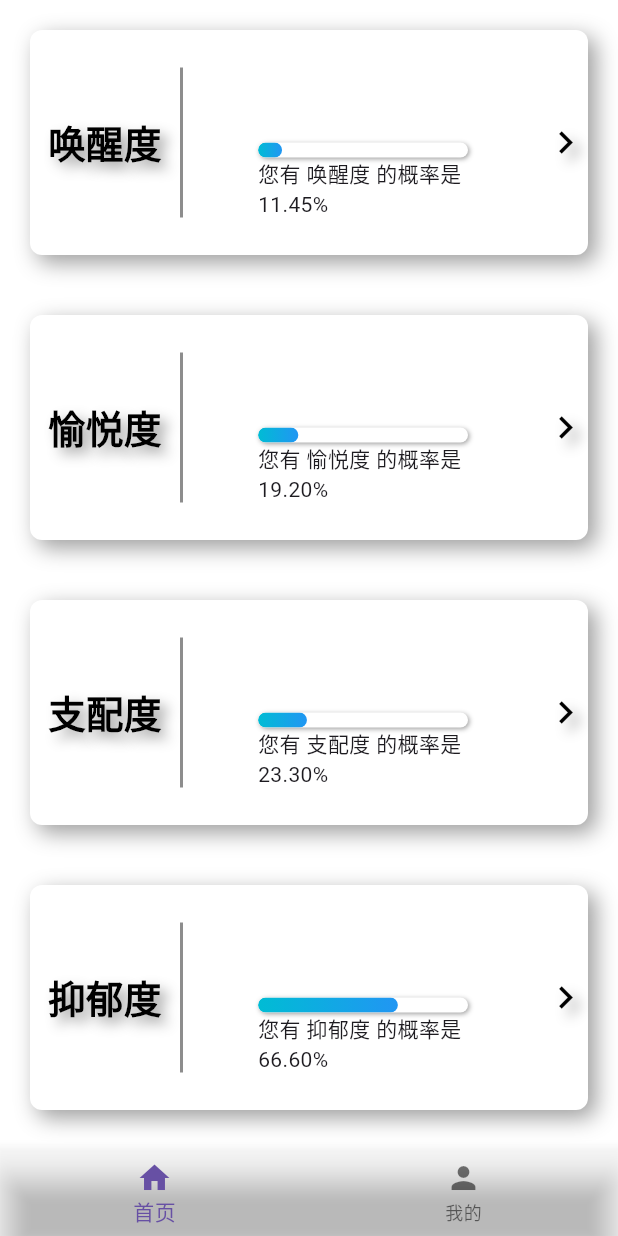
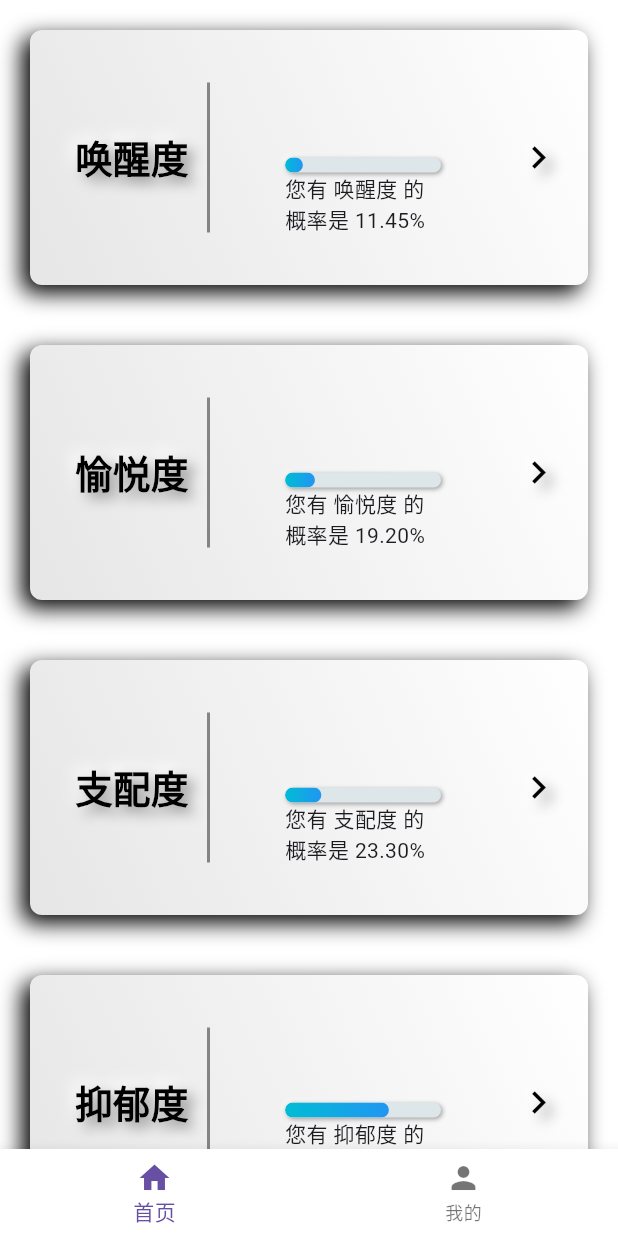
Before and after one commit to 1wpc/NH_client, a Flutter app: the screen it shows after launch, on a phone screen of 412 x 824 dp. Run offline on Flutter 3.47's test engine with Material 3 defaults, Android fonts, the light colour scheme and no system bars; drawn by our look-alikes of flutter_neumorphic; our stand-ins replace fl_chart, get.

Commit message:
add next page

```diff
--- a/lib/home.dart
+++ b/lib/home.dart
@@ -29,7 +29,7 @@ class HomeState extends State<Home> {
       builder: (controller) {
         return Scaffold(
           bottomNavigationBar: BottomNavigationBar(
-            backgroundColor: Colors.transparent,
+            backgroundColor: Color.fromARGB(255, 255, 255, 255),
             items: bnItems,
             currentIndex: controller.homeIndex,
             type: BottomNavigationBarType.fixed,
--- a/lib/home_page.dart
+++ b/lib/home_page.dart
@@ -1,6 +1,7 @@
 import 'package:fl_chart/fl_chart.dart';
 import 'package:flutter_neumorphic/flutter_neumorphic.dart';
 import 'package:get/get.dart';
+import 'package:nh_client/content.dart';
 import 'package:nh_client/controller.dart';
 
 class HomePage extends StatefulWidget {
@@ -45,7 +46,17 @@ class _HomePageState extends State<HomePage> {
 
   Widget itemCard(String name, double percent) {
     String percentH = (percent * 100).toStringAsFixed(2);
-    return Neumorphic(
+    return NeumorphicButton(
+      onPressed: () {
+        Get.to(() => Content());
+      },
+      style: const NeumorphicStyle(
+        color: Colors.white,
+        depth: 10,
+        shape: NeumorphicShape.convex,
+        lightSource: LightSource.topRight,
+        intensity: 3,
+      ),
       margin: const EdgeInsets.all(20),
       child: SizedBox(
           height: 150,
@@ -127,8 +138,9 @@ class _HomePageState extends State<HomePage> {
       init: Get.put(Controller()),
       builder: (controller) {
         return Scaffold(
-            body: ListView(
-          children: [
+          backgroundColor: Colors.white,
+          body: ListView(
+           children: [
             itemCard("唤醒度", 0.114514),
             itemCard("愉悦度", 0.1919810),
             itemCard("支配度", 0.233),
--- a/lib/main.dart
+++ b/lib/main.dart
@@ -1,5 +1,6 @@
 import 'package:flutter/material.dart';
 import 'package:flutter_neumorphic/flutter_neumorphic.dart';
+import 'package:get/get.dart';
 import 'package:nh_client/home.dart';
 
 void main() {
@@ -12,19 +13,27 @@
   // This widget is the root of your application.
   @override
   Widget build(BuildContext context) {
-    return NeumorphicApp(
+    // return NeumorphicApp(
+    //   debugShowCheckedModeBanner: false,
+    //   title: 'Neumorphic App',
+    //   themeMode: ThemeMode.light,
+    //   theme: NeumorphicThemeData(
+    //     baseColor: Color(0xFFFFFFFF),
+    //     lightSource: LightSource.topLeft,
+    //     depth: 10,
+    //   ),
+    //   darkTheme: NeumorphicThemeData(
+    //     baseColor: Color(0xFF3E3E3E),
+    //     lightSource: LightSource.topLeft,
+    //     depth: 6,
+    //   ),
+    //   home: Home(),
+    // );
+    return GetMaterialApp(
       debugShowCheckedModeBanner: false,
       title: 'Neumorphic App',
-      themeMode: ThemeMode.light,
-      theme: NeumorphicThemeData(
-        baseColor: Color(0xFFFFFFFF),
-        lightSource: LightSource.topLeft,
-        depth: 10,
-      ),
-      darkTheme: NeumorphicThemeData(
-        baseColor: Color(0xFF3E3E3E),
-        lightSource: LightSource.topLeft,
-        depth: 6,
+      theme: ThemeData(
+        primarySwatch: Colors.blue,
       ),
       home: Home(),
     );
```
Also changed, not shown: lib/content.dart (added, +21 -0 lines).
